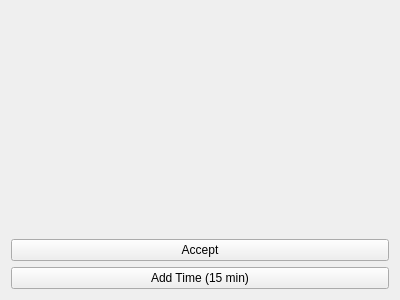
j718/screentime, file src/main/resources/base/dialog.ui: the form before one commit.
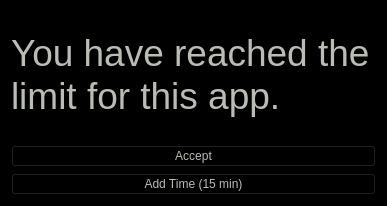
The form after the commit.

The edit to the form file:
```diff
--- a/src/main/resources/base/dialog.ui
+++ b/src/main/resources/base/dialog.ui
@@ -6,18 +6,25 @@
    <rect>
     <x>0</x>
     <y>0</y>
-    <width>400</width>
-    <height>300</height>
+    <width>387</width>
+    <height>206</height>
    </rect>
   </property>
   <property name="windowTitle">
    <string>Form</string>
   </property>
+  <property name="styleSheet">
+   <string notr="true">background-color: rgb(0, 0, 0);
+color: rgb(186, 189, 182);</string>
+  </property>
   <layout class="QVBoxLayout" name="verticalLayout">
    <item>
     <widget class="QLabel" name="app_name">
      <property name="text">
-      <string/>
+      <string>&lt;html&gt;&lt;head/&gt;&lt;body&gt;&lt;p&gt;&lt;span style=&quot; font-size:28pt;&quot;&gt;You have reached the limit for this app.&lt;/span&gt;&lt;/p&gt;&lt;/body&gt;&lt;/html&gt;</string>
+     </property>
+     <property name="wordWrap">
+      <bool>true</bool>
      </property>
     </widget>
    </item>
```
